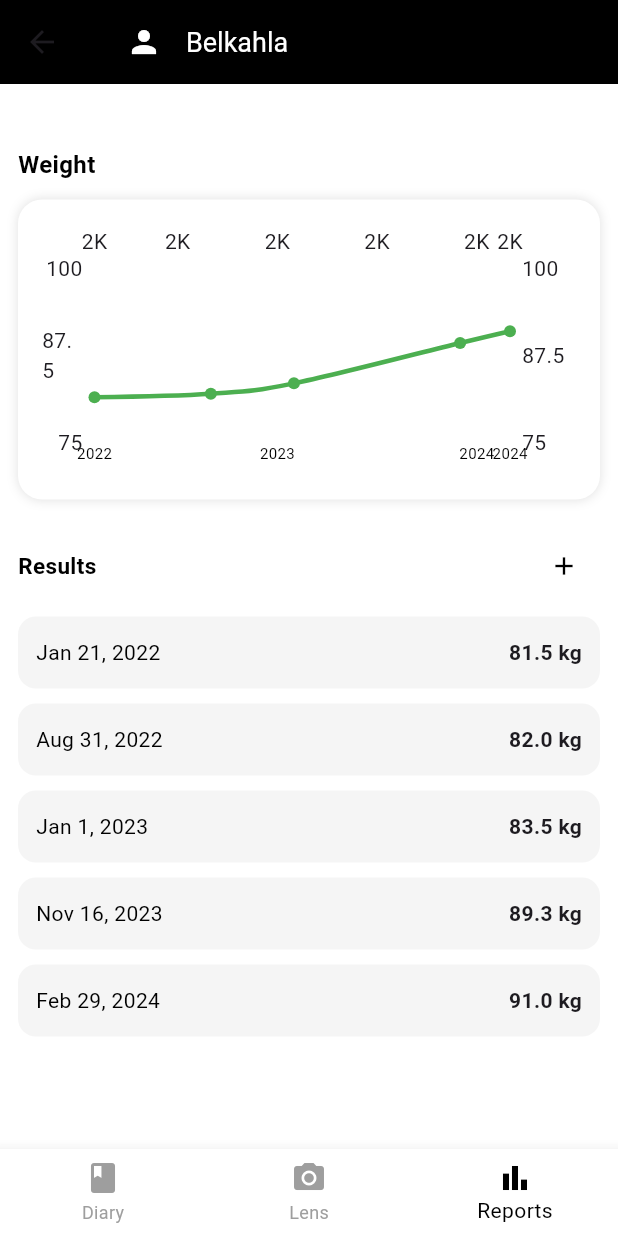
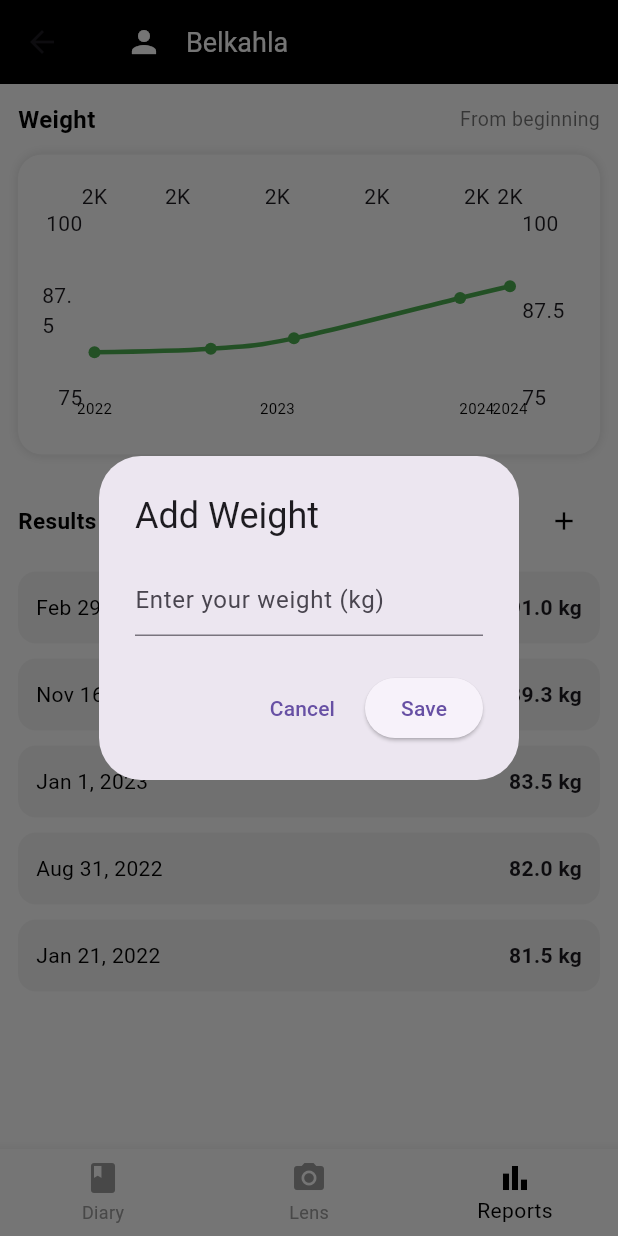
Before and after one commit to 7louu/MealLens, a Flutter app: the MainScreen screen opened by its route, item 3 of the bottom bar chosen, after a tap on the "add" icon, on a phone screen of 412 x 824 dp. Run offline on Flutter 3.47's test engine with Material 3 defaults, Android fonts, the light colour scheme and no system bars; drawn by our look-alikes of fl_chart; our stand-ins replace cloud_firestore, firebase_auth, google_sign_in, image_picker; accounts and stored records are empty.

Commit message:
finished the implementation of the ui now going to start integrating the backend functionalities, note to self improve the design for the main screen because it looks really mediocre

```diff
--- a/app/lib/screens/diaryScreen.dart
+++ b/app/lib/screens/diaryScreen.dart
@@ -1,5 +1,5 @@
 import 'package:flutter/material.dart';
-
+import '../routes/routes.dart';
 class DiaryScreen extends StatelessWidget {
   const DiaryScreen({super.key});
 
@@ -156,7 +156,7 @@ class DiaryScreen extends StatelessWidget {
             IconButton(
               icon: const Icon(Icons.add, color: Colors.black, size: 20),
               onPressed: () {
-                // TODO: Add meal card dialog or navigation
+                Navigator.pushReplacementNamed(context, AppRoutes.mealEdit);
               },
             ),
           ],
--- a/app/lib/screens/mainScreen.dart
+++ b/app/lib/screens/mainScreen.dart
@@ -46,7 +46,7 @@ class MainScreenState extends State<MainScreen> {
             IconButton(
               icon: const Icon(Icons.calendar_today, color: Colors.white),
               onPressed: () async {
-                final picked = await showDatePicker(
+                await showDatePicker(
                   context: context,
                   initialDate: DateTime.now(),
                   firstDate: DateTime(2022),
--- a/app/lib/screens/reportScreen.dart
+++ b/app/lib/screens/reportScreen.dart
@@ -9,9 +9,14 @@ class WeightEntry {
   WeightEntry(this.date, this.weight);
 }
 
-class ReportsScreen extends StatelessWidget {
-  ReportsScreen({super.key});
+class ReportsScreen extends StatefulWidget {
+  const ReportsScreen({super.key});
 
+  @override
+  State<ReportsScreen> createState() => ReportsScreenState();
+}
+
+class ReportsScreenState extends State<ReportsScreen> {
   final List<WeightEntry> weightEntries = [
     WeightEntry(DateTime(2022, 1, 21), 81.5),
     WeightEntry(DateTime(2022, 8, 31), 82),
@@ -19,6 +24,43 @@ class ReportsScreen extends StatelessWidget {
     WeightEntry(DateTime(2023, 11, 16), 89.3),
     WeightEntry(DateTime(2024, 2, 29), 91),
   ];
+
+  final TextEditingController weightController = TextEditingController();
+
+  void showAddWeightDialog() {
+    showDialog(
+      context: context,
+      builder: (_) => AlertDialog(
+        title: const Text("Add Weight"),
+        content: TextField(
+          controller: weightController,
+          keyboardType: TextInputType.numberWithOptions(decimal: true),
+          decoration: const InputDecoration(hintText: "Enter your weight (kg)"),
+        ),
+        actions: [
+          TextButton(
+            onPressed: () => Navigator.pop(context),
+            child: const Text("Cancel"),
+          ),
+          ElevatedButton(
+            onPressed: () {
+              final enteredWeight = double.tryParse(weightController.text);
+              if (enteredWeight != null) {
+                setState(() {
+                  weightEntries.add(
+                    WeightEntry(DateTime.now(), enteredWeight),
+                  );
+                });
+                weightController.clear();
+                Navigator.pop(context);
+              }
+            },
+            child: const Text("Save"),
+          ),
+        ],
+      ),
+    );
+  }
 
   @override
   Widget build(BuildContext context) {
@@ -29,14 +71,16 @@ class ReportsScreen extends StatelessWidget {
         child: Column(
           crossAxisAlignment: CrossAxisAlignment.start,
           children: [
-            const SizedBox(height: 30),
             buildWeightHeader(),
             const SizedBox(height: 12),
             buildWeightChart(),
             const SizedBox(height: 20),
-            buildResultsHeader(context),
+            buildResultsHeader(),
             const SizedBox(height: 10),
-            ...weightEntries.map((entry) => buildResultCard(entry)).toList(),
+            ...weightEntries
+                .reversed
+                .map((entry) => buildResultCard(entry))
+                .toList(),
           ],
         ),
       ),
@@ -50,6 +94,10 @@ class ReportsScreen extends StatelessWidget {
         Text(
           "Weight",
           style: TextStyle(fontSize: 16, fontWeight: FontWeight.bold, color: Colors.black),
+        ),
+        Text(
+          "From beginning",
+          style: TextStyle(color: Colors.black54, fontSize: 13),
         ),
       ],
     );
@@ -74,9 +122,8 @@ class ReportsScreen extends StatelessWidget {
               sideTitles: SideTitles(
                 showTitles: true,
                 getTitlesWidget: (value, meta) {
-                  final year = value.toInt();
                   return Text(
-                    '$year',
+                    value.toInt().toString(),
                     style: const TextStyle(color: Colors.black, fontSize: 10),
                   );
                 },
@@ -106,7 +153,7 @@ class ReportsScreen extends StatelessWidget {
     );
   }
 
-  Widget buildResultsHeader(BuildContext context) {
+  Widget buildResultsHeader() {
     return Row(
       mainAxisAlignment: MainAxisAlignment.spaceBetween,
       children: [
@@ -116,9 +163,7 @@ class ReportsScreen extends StatelessWidget {
         ),
         IconButton(
           icon: const Icon(Icons.add, size: 20, color: Colors.black),
-          onPressed: () {
-            Navigator.pushNamed(context, '/addWeight');
-          },
+          onPressed: showAddWeightDialog,
         ),
       ],
     );
```
Also changed, not shown: app/lib/screens/mealEditScreen.dart (+45 -6 lines).
